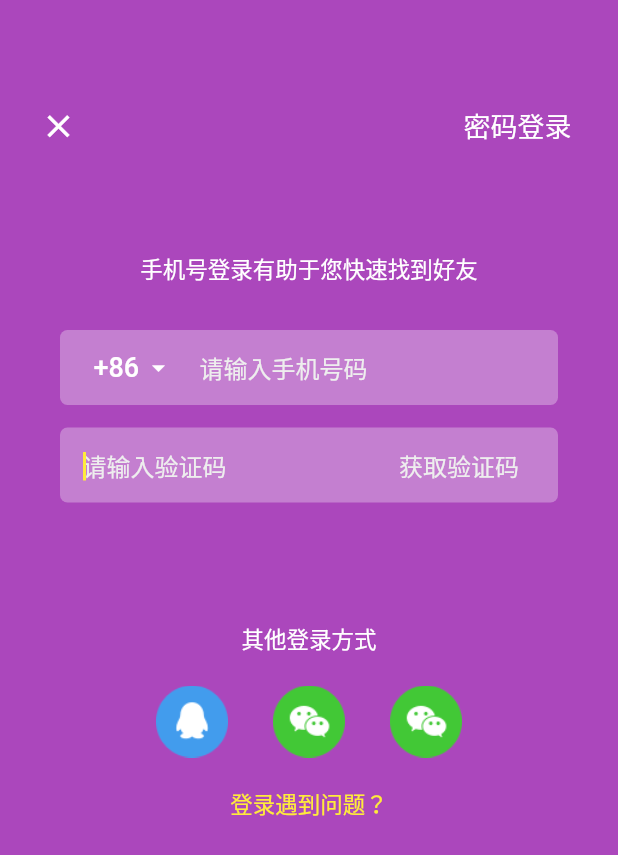
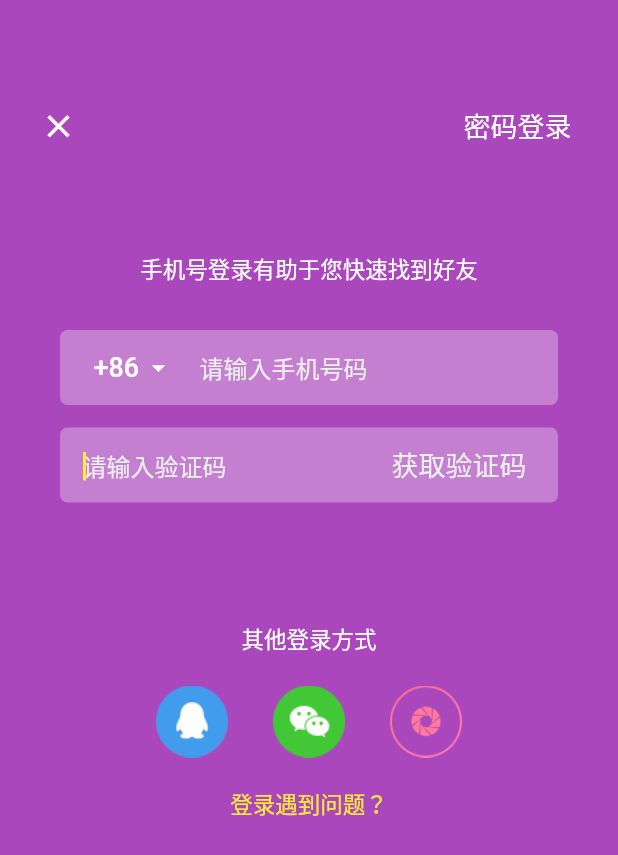
Before and after one commit to opvexe/FlutterToikLogin, a Flutter app: the screen it shows after launch, on a phone screen of 412 x 824 dp. Shown: the top 855 px of the screen. Run offline on Flutter 3.47's test engine with Material 2 defaults, Android fonts, the phone set to English and light mode, and no system bars.

Commit message:
no message

```diff
--- a/flutterlogin/lib/login.dart
+++ b/flutterlogin/lib/login.dart
@@ -134,7 +134,7 @@ class loginWidget extends StatelessWidget {
                     child: Text(
                       "获取验证码",
                       style: TextStyle(
-                          fontSize: 16.0, color: Colors.grey.shade200),
+                          fontSize: 18.0, color: Colors.grey.shade200),
                     ),
                   ),
                 ),
@@ -178,9 +178,9 @@ class loginWidget extends StatelessWidget {
                   child: IconButton(
                     padding: EdgeInsets.zero,
                     iconSize: 30.0,
-                    icon: Image.asset("assets/images/share_wechat.png"),
+                    icon: Image.asset("assets/images/quan_icon.png"),
                     onPressed: () {
-                      print("Wechat");
+                      print("friend wechat");
                     },
                   ),
                 ),
--- a/flutterlogin/pubspec.yaml
+++ b/flutterlogin/pubspec.yaml
@@ -44,6 +44,7 @@ flutter:
   assets:
     - assets/images/share_qq.png
     - assets/images/share_wechat.png
+    - assets/images/quan_icon.png
   #  - images/a_dot_burr.jpeg
   #  - images/a_dot_ham.jpeg
 
```
Also changed, not shown: flutterlogin/assets/images/quan_icon.png (added).
